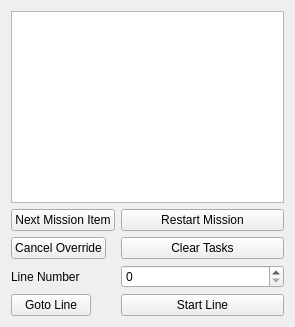
Above: src/mission_manager/mission_manager.ui from rolker/camp before the change. Below: the same form after it.
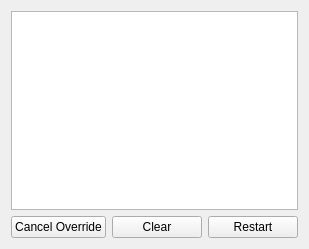
That is the form after the change.

Patch:
```diff
--- a/src/mission_manager/mission_manager.ui
+++ b/src/mission_manager/mission_manager.ui
@@ -6,8 +6,8 @@
    <rect>
     <x>0</x>
     <y>0</y>
-    <width>295</width>
-    <height>327</height>
+    <width>309</width>
+    <height>249</height>
    </rect>
   </property>
   <property name="windowTitle">
@@ -28,60 +28,25 @@
     </widget>
    </item>
    <item>
-    <layout class="QFormLayout" name="formLayout">
-     <item row="0" column="0">
-      <widget class="QPushButton" name="nextMissionItemPushButton">
-       <property name="text">
-        <string>Next Mission Item</string>
-       </property>
-      </widget>
-     </item>
-     <item row="0" column="1">
-      <widget class="QPushButton" name="restartMissionPushButton">
-       <property name="text">
-        <string>Restart Mission</string>
-       </property>
-      </widget>
-     </item>
-     <item row="2" column="0">
-      <widget class="QLabel" name="lineNumberLabel">
-       <property name="text">
-        <string>Line Number</string>
-       </property>
-      </widget>
-     </item>
-     <item row="1" column="0">
+    <layout class="QHBoxLayout" name="horizontalLayout_2">
+     <item>
       <widget class="QPushButton" name="cancelOverridePushButton">
        <property name="text">
         <string>Cancel Override</string>
        </property>
       </widget>
      </item>
-     <item row="1" column="1">
+     <item>
       <widget class="QPushButton" name="clearTasksPushButton">
        <property name="text">
-        <string>Clear Tasks</string>
+        <string>Clear</string>
        </property>
       </widget>
      </item>
-     <item row="2" column="1">
-      <widget class="QSpinBox" name="lineNumberSpinBox">
-       <property name="maximum">
-        <number>999999</number>
-       </property>
-      </widget>
-     </item>
-     <item row="3" column="0">
-      <widget class="QPushButton" name="gotoLinePushButton">
+     <item>
+      <widget class="QPushButton" name="restartMissionPushButton">
        <property name="text">
-        <string>Goto Line</string>
-       </property>
-      </widget>
-     </item>
-     <item row="3" column="1">
-      <widget class="QPushButton" name="startLinePushButton">
-       <property name="text">
-        <string>Start Line</string>
+        <string>Restart</string>
        </property>
       </widget>
      </item>
```
Left out of the diff: 3 changed lines with no effect on the pictures.
